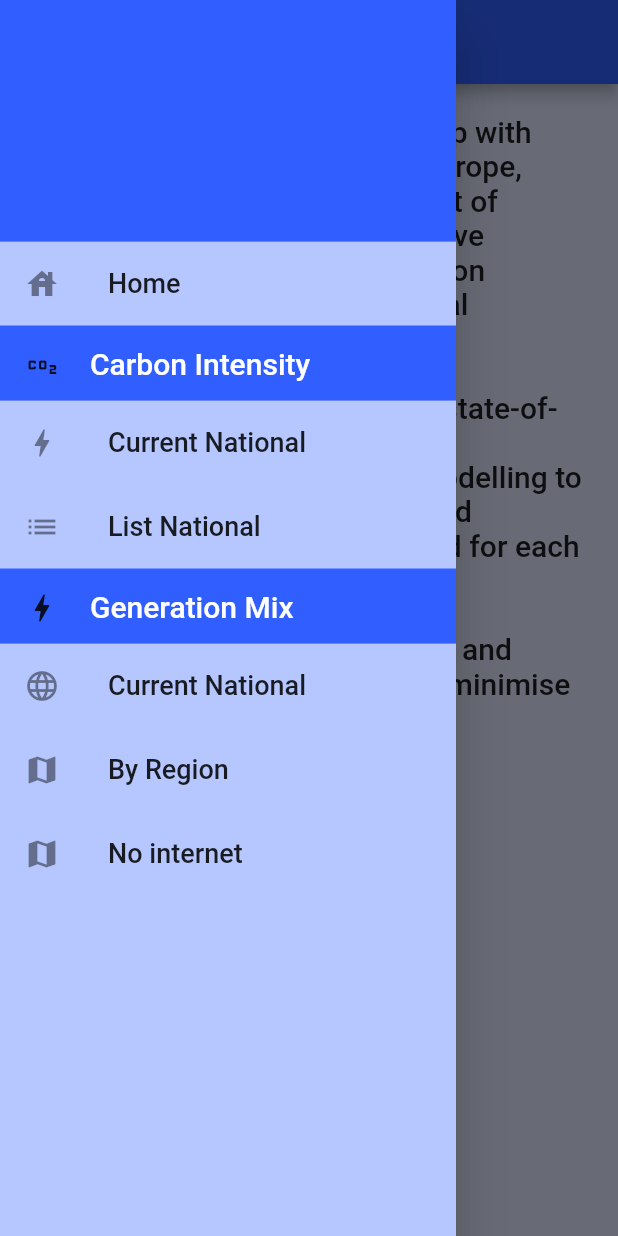
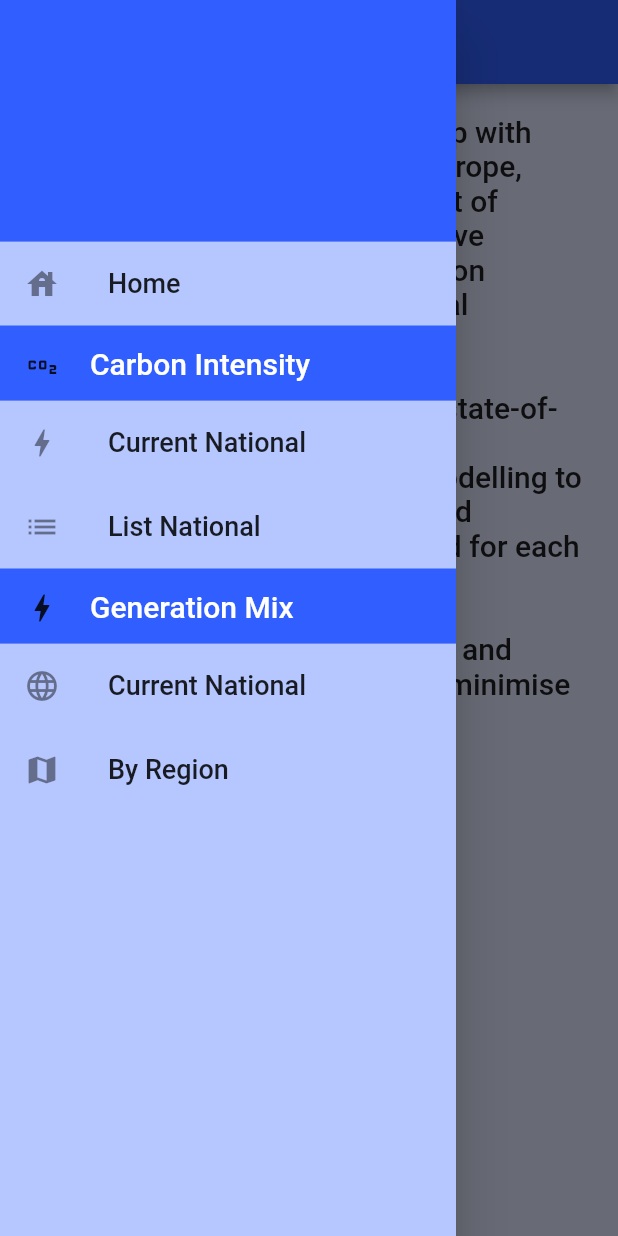
Before and after one commit to jordansrowles/carbonintensity_app, a Flutter app: the screen it shows after launch, with the side drawer open, on a phone screen of 412 x 824 dp. Run offline on Flutter 3.47's test engine with Material 2 defaults, Android fonts, the light colour scheme and no system bars; our stand-ins replace connectivity_plus, syncfusion_flutter_charts; missing offline and left inert: ukintensity_integration.

Commit message:
Version 1.0.0 on the App Store

```diff
--- a/ukintensity_frontend/lib/widgets/drawer.dart
+++ b/ukintensity_frontend/lib/widgets/drawer.dart
@@ -117,20 +117,6 @@ class _DrawerWidgetState extends State<DrawerWidget> {
                   )));
             },
           ),
-
-          ListTile(
-            title: const Text(
-              "No internet",
-              style: TextStyle(fontSize: 18),
-            ),
-            leading: const Icon(Icons.map),
-            onTap: () async {
-              Navigator.of(context).push(MaterialPageRoute(
-                  builder: (context) => const NoInternetPage(
-                    title: "No Connection!",
-                  )));
-            },
-          ),
         ],
       ),
     );
```
Also changed, not shown: ukintensity_frontend/pubspec.yaml (+16 -0 lines), ukintensity_frontend/icon.png (added), ukintensity_frontend/pubspec.lock, 1 other file.
